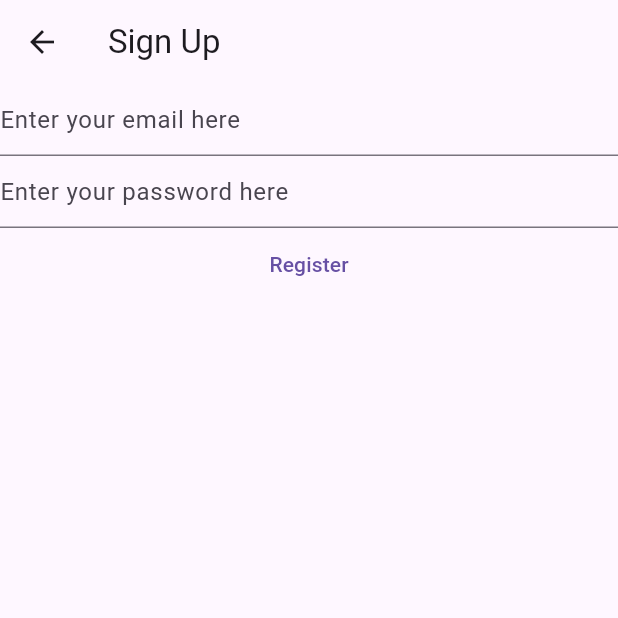
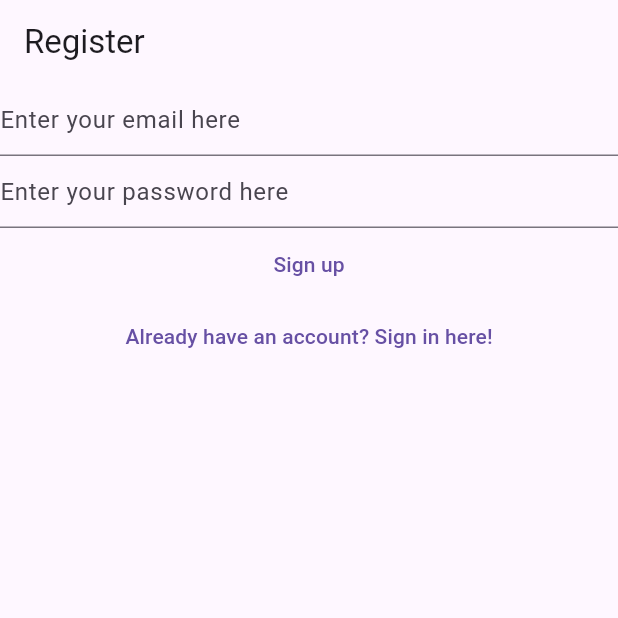
Before and after one commit to ShemBrooklyne/noted, a Flutter app: the RegisterView screen opened directly, on a phone screen of 412 x 824 dp, the top half of it. Run offline on Flutter 3.47's test engine with Material 3 defaults, Android fonts, the phone set to English and light mode, and no system bars; our stand-ins replace firebase_auth, firebase_core; accounts and stored records are empty.

Commit message:
include view routes and email verification

```diff
--- a/lib/views/register_view.dart
+++ b/lib/views/register_view.dart
@@ -1,7 +1,5 @@
 import 'package:firebase_auth/firebase_auth.dart';
-import 'package:firebase_core/firebase_core.dart';
 import 'package:flutter/material.dart';
-import 'package:noted/firebase_options.dart';
 
 class RegisterView extends StatefulWidget {
   const RegisterView({super.key});
@@ -32,32 +30,25 @@ class _RegisterViewState extends State<RegisterView> {
   Widget build(BuildContext context) {
     return Scaffold(
       appBar: AppBar(
-        title: const Text('Sign Up'),
+        title: const Text('Register'),
       ),
-      body: FutureBuilder(
-        future: Firebase.initializeApp(
-          options: DefaultFirebaseOptions.currentPlatform,
-        ),
-        builder: (context, snapshot) {
-          switch (snapshot.connectionState) {
-            case ConnectionState.done:
-              return Column(
+      body: Column(
         children: [
           TextField(
             controller: _email,
             enableSuggestions: true,
             autocorrect: false,
             keyboardType: TextInputType.emailAddress,
-                    decoration: const InputDecoration(
-                        hintText: 'Enter your email here'),
+            decoration:
+                const InputDecoration(hintText: 'Enter your email here'),
           ),
           TextField(
             controller: _password,
             obscureText: true,
             enableSuggestions: false,
             autocorrect: false,
-                    decoration: const InputDecoration(
-                        hintText: 'Enter your password here'),
+            decoration:
+                const InputDecoration(hintText: 'Enter your password here'),
           ),
           TextButton(
             onPressed: () async {
@@ -78,14 +69,16 @@ class _RegisterViewState extends State<RegisterView> {
                 }
               }
             },
-                    child: const Text('Register'),
+            child: const Text('Sign up'),
           ),
+          TextButton(
+            onPressed: () {
+              Navigator.of(context)
+                  .pushNamedAndRemoveUntil('/login/', (route) => false);
+            },
+            child: const Text('Already have an account? Sign in here!'),
+          )
         ],
-              );
-            default:
-              return const Text('Loading...');
-          }
-        },
       ),
     );
   }
```
Also changed, not shown: lib/main.dart (+15 -15 lines), lib/views/login_view.dart (+13 -20 lines), lib/views/verify_email_view.dart (added, +31 -0 lines). Lines whose indentation alone changed are shown as unchanged.
